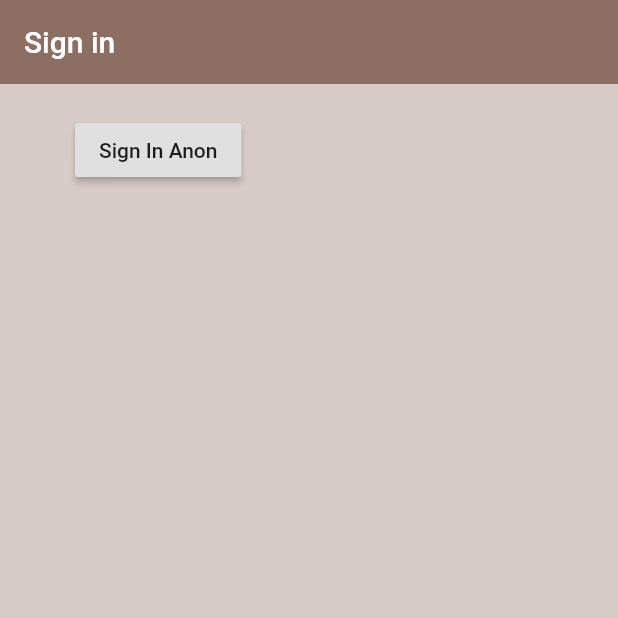
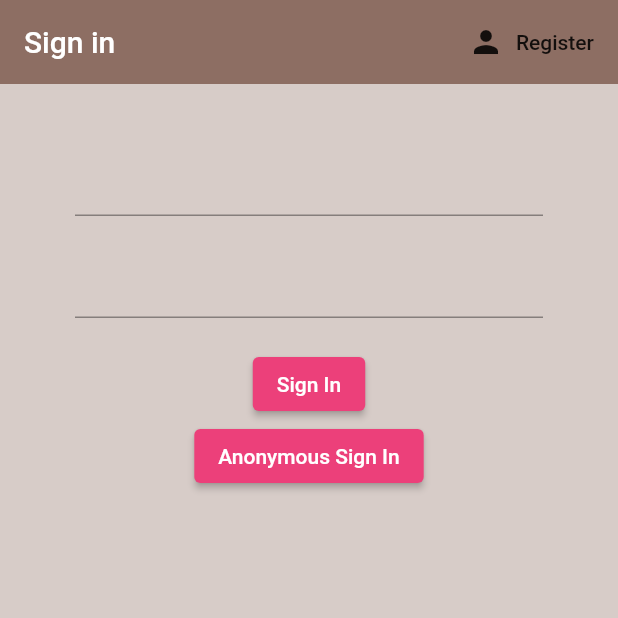
Before and after one commit to zsoltkebel/localize-me, a Flutter app: the screen it shows after launch, on a phone screen of 412 x 824 dp, the top half of it. Run offline on Flutter 3.47's test engine with Material 2 defaults, Android fonts, the phone set to English and light mode, and no system bars; our stand-ins replace firebase_auth, firebase_core; accounts and stored records are empty.

Commit message:
sign in with email & password added

```diff
--- a/lib/screens/authenticate/authenticate.dart
+++ b/lib/screens/authenticate/authenticate.dart
@@ -1,4 +1,5 @@
 import 'package:flutter/material.dart';
+import 'package:localize_me/screens/authenticate/register.dart';
 import 'package:localize_me/screens/authenticate/sign_in.dart';
 
 class Authenticate extends StatefulWidget {
@@ -7,10 +8,19 @@ class Authenticate extends StatefulWidget {
 }
 
 class _AuthenticateState extends State<Authenticate> {
+
+  bool showSignIn = true;
+
+  void toggleView() {
+    setState(() => showSignIn = !showSignIn);
+  }
+
   @override
   Widget build(BuildContext context) {
     return Container(
-      child: SignIn(),
+      child: showSignIn
+          ? SignIn(toggleView: toggleView)
+          : Register(toggleView: toggleView),
     );
   }
 }
--- a/lib/screens/authenticate/sign_in.dart
+++ b/lib/screens/authenticate/sign_in.dart
@@ -2,13 +2,20 @@ import 'package:flutter/material.dart';
 import 'package:localize_me/services/auth.dart';
 
 class SignIn extends StatefulWidget {
+  final Function toggleView;
+
+  SignIn({this.toggleView});
+
   @override
   _SignInState createState() => _SignInState();
 }
 
 class _SignInState extends State<SignIn> {
+  final AuthService _auth = AuthService();
 
-  final AuthService _auth = AuthService();
+  // text field state
+  String email = '';
+  String password = '';
 
   @override
   Widget build(BuildContext context) {
@@ -18,20 +25,70 @@ class _SignInState extends State<SignIn> {
         backgroundColor: Colors.brown[400],
         elevation: 0.0,
         title: Text('Sign in'),
+        actions: [
+          FlatButton.icon(
+            onPressed: () {
+              widget.toggleView();
+            },
+            icon: Icon(Icons.person),
+            label: Text('Register'),
+          ),
+        ],
       ),
       body: Container(
         padding: EdgeInsets.symmetric(vertical: 20.0, horizontal: 50.0),
-        child: RaisedButton(
-          child: Text('Sign In Anon'),
-          onPressed: () async {
-            dynamic result = await _auth.signInAnon();
-            if (result == null) {
-              print('error signing in');
-            } else {
-              print('signed in');
-              print(result.uid);
-            }
-          },
+        child: Form(
+          child: Column(
+            children: [
+              SizedBox(
+                height: 20.0,
+              ),
+              TextFormField(
+                onChanged: (val) {
+                  setState(() => email = val);
+                },
+              ),
+              SizedBox(
+                height: 20.0,
+              ),
+              TextFormField(
+                obscureText: true,
+                onChanged: (val) {
+                  setState(() => password = val);
+                },
+              ),
+              SizedBox(
+                height: 20.0,
+              ),
+              ElevatedButton(
+                style: ElevatedButton.styleFrom(
+                  primary: Colors.pink[400], // background
+                  onPrimary: Colors.white, // foreground
+                ),
+                child: Text(
+                  'Sign In',
+                  style: TextStyle(color: Colors.white),
+                ),
+                onPressed: () async {
+                  dynamic result =
+                      await _auth.signInWithEmailAndPassword(email, password);
+                  if (result == null) {
+                    //TODO do something
+                  }
+                },
+              ),
+              ElevatedButton(
+                style: ElevatedButton.styleFrom(
+                  primary: Colors.pink[400], // background
+                  onPrimary: Colors.white, // foreground
+                ),
+                onPressed: () async {
+                  await _auth.signInAnon();
+                },
+                child: Text('Anonymous Sign In'),
+              ),
+            ],
+          ),
         ),
       ),
     );
--- a/lib/screens/wrapper.dart
+++ b/lib/screens/wrapper.dart
@@ -1,6 +1,8 @@
 import 'package:flutter/material.dart';
 import 'package:localize_me/model/user.dart';
 import 'package:localize_me/screens/authenticate/authenticate.dart';
+import 'package:localize_me/screens/create/create.dart' as screen;
+import 'package:localize_me/screens/create/definition.dart';
 import 'package:localize_me/screens/home/home.dart';
 import 'package:provider/provider.dart';
 
@@ -11,6 +13,8 @@ class Wrapper extends StatelessWidget {
     final user = Provider.of<User>(context);
     print(user);
 
+    //TODO remove line below
+    // return screen.Create();
     if (user == null) {
       return Authenticate();
     } else {
```
Also changed, not shown: lib/screens/authenticate/register.dart (+90 -0 lines), lib/screens/home/home.dart (+23 -0 lines), lib/services/auth.dart (+20 -0 lines), lib/screens/create/create.dart (deleted), lib/screens/create/definition.dart (deleted), 1 other file.
